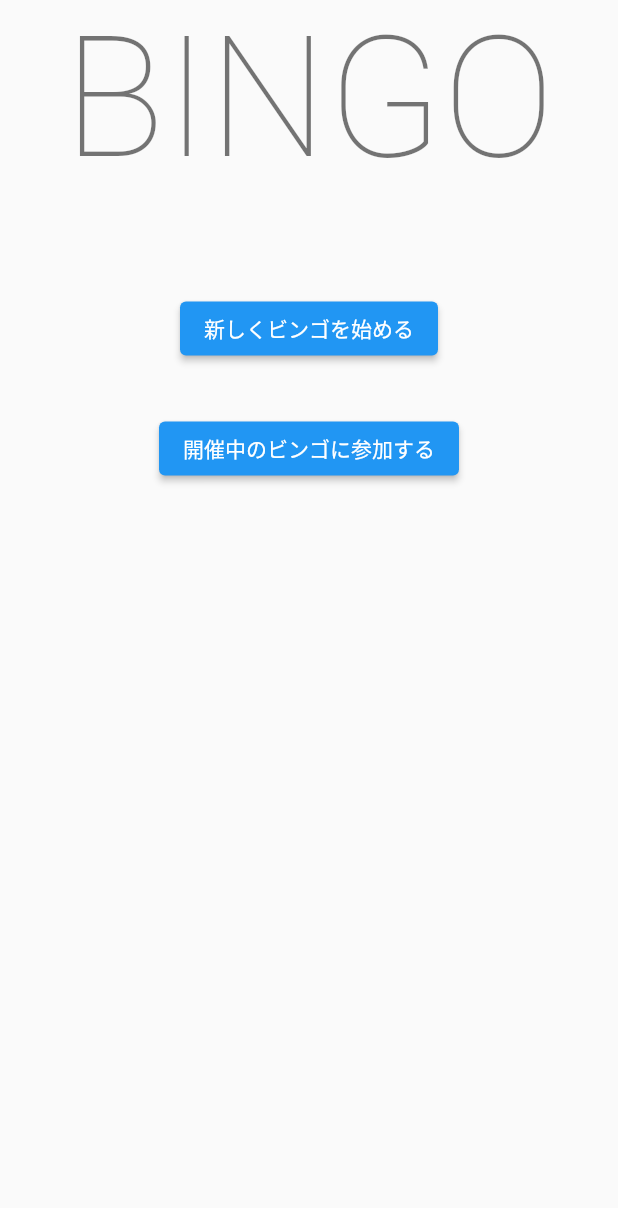
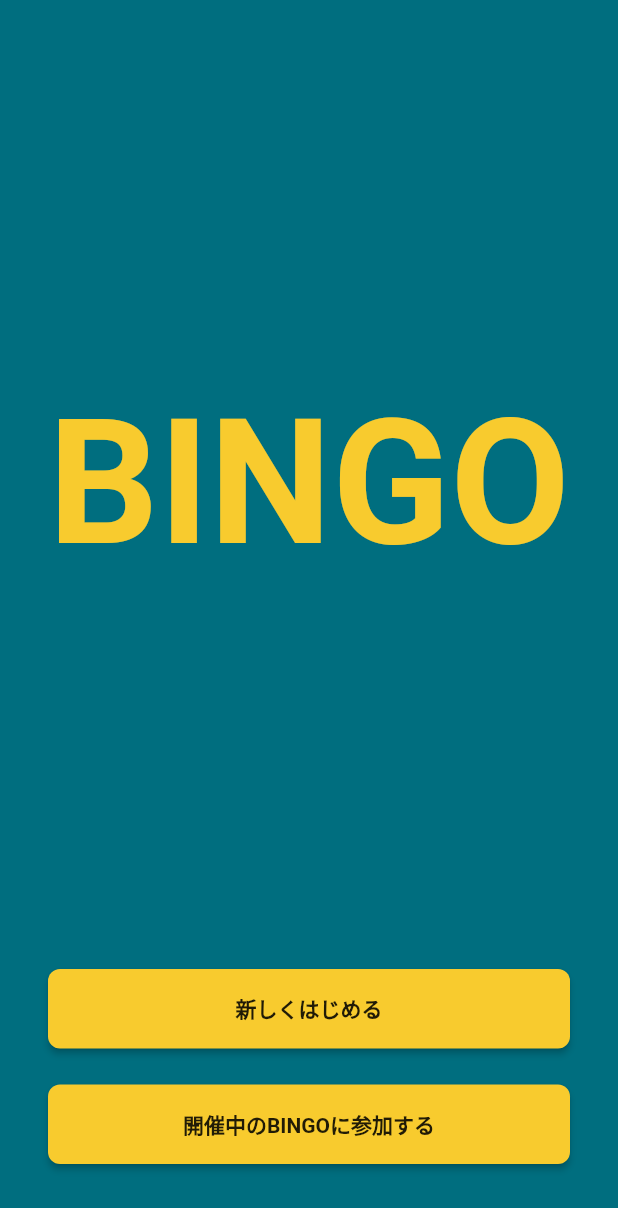
Before and after one commit to kenta-wakasa/flutter_bingo, a Flutter app: the screen it shows after launch, on a phone screen of 412 x 824 dp. Shown: the top 1208 px of the screen. Run offline on Flutter 3.47's test engine with Material 2 defaults, Android fonts, the phone set to English and light mode, and no system bars; our stand-ins replace cloud_firestore, firebase_core, flutter_riverpod, go_router, google_fonts; accounts and stored records are empty.

Commit message:
start画面のデザイン修正

```diff
--- /dev/null
+++ b/lib/constants/constants.dart
@@ -0,0 +1,8 @@
+import 'package:flutter/material.dart';
+
+class Constants {
+  Constants._();
+  static const primaryColor = Color(0xFF006E7F);
+  static const secondlyColor = Color(0xFFF8CB2E);
+  static const accentColor = Color(0xFFEE5007);
+}
--- a/lib/main.dart
+++ b/lib/main.dart
@@ -1,9 +1,11 @@
+import 'package:bingo/constants/constants.dart';
 import 'package:bingo/providers/providers.dart';
 import 'package:firebase_core/firebase_core.dart';
 import 'package:flutter/material.dart';
 import 'package:flutter_riverpod/flutter_riverpod.dart';
 import 'package:flutter_web_plugins/url_strategy.dart';
 import 'package:go_router/go_router.dart';
+import 'package:google_fonts/google_fonts.dart';
 
 import 'firebase_options.dart';
 import 'pages/lottery_page.dart';
@@ -72,6 +74,42 @@ class MyApp extends StatelessWidget {
   @override
   Widget build(BuildContext context) {
     return MaterialApp.router(
+      theme: ThemeData(
+          primaryColor: Constants.primaryColor,
+          colorScheme: ThemeData().colorScheme.copyWith(
+                primary: Constants.secondlyColor,
+                onPrimary: Colors.black87,
+                secondary: Constants.secondlyColor,
+              ),
+          hintColor: Colors.white70,
+          dialogTheme: const DialogTheme(
+            backgroundColor: Constants.primaryColor,
+          ),
+          elevatedButtonTheme: ElevatedButtonThemeData(
+            style: ElevatedButton.styleFrom(
+              textStyle: const TextStyle(
+                fontWeight: FontWeight.bold,
+              ),
+              padding: const EdgeInsets.all(16),
+              shape: RoundedRectangleBorder(
+                borderRadius: BorderRadius.circular(8),
+              ),
+            ),
+          ),
+          textTheme: GoogleFonts.rocknRollOneTextTheme()
+              .copyWith(
+                displayLarge:
+                    GoogleFonts.rocknRollOneTextTheme().displayLarge?.copyWith(
+                          fontSize: 120,
+                          fontWeight: FontWeight.bold,
+                          color: Colors.white,
+                        ),
+              )
+              .apply(
+                displayColor: Constants.secondlyColor,
+                bodyColor: Colors.white,
+              ),
+          scaffoldBackgroundColor: Constants.primaryColor),
       routeInformationProvider: _router.routeInformationProvider,
       routeInformationParser: _router.routeInformationParser,
       routerDelegate: _router.routerDelegate,
--- a/lib/pages/start_page.dart
+++ b/lib/pages/start_page.dart
@@ -12,18 +12,27 @@ class StartPage extends ConsumerWidget {
   @override
   Widget build(BuildContext context, WidgetRef ref) {
     return Scaffold(
-      body: SingleChildScrollView(
-        child: Center(
+      body: Container(
+        padding: const EdgeInsets.symmetric(horizontal: 32),
+        alignment: Alignment.center,
+        child: ConstrainedBox(
+          constraints: const BoxConstraints(
+            maxWidth: 480,
+            minWidth: 320,
+          ),
           child: Column(
             children: [
-              Text(
+              const Spacer(),
+              FittedBox(
+                child: Text(
                   'BINGO',
                   style: Theme.of(context).textTheme.displayLarge,
                 ),
-              const SizedBox(
-                height: 64,
               ),
-              ElevatedButton(
+              const Spacer(),
+              SizedBox(
+                width: double.infinity,
+                child: ElevatedButton(
                   onPressed: () async {
                     final roomId = await InputDialog.show(
                       context,
@@ -33,8 +42,8 @@ class StartPage extends ConsumerWidget {
                       return;
                     }
 
-                  final randomNumbers = List.generate(75, (index) => index + 1)
-                    ..shuffle();
+                    final randomNumbers =
+                        List.generate(75, (index) => index + 1)..shuffle();
 
                     /// ルームを作成する
                     // TODO(kenta-wakasa): IDが被っていた場合の処理
@@ -65,12 +74,15 @@ class StartPage extends ConsumerWidget {
 
                     /// 新規ルームを作る
                   },
-                child: const Text('新しくビンゴを始める'),
+                  child: const Text('新しくはじめる'),
+                ),
               ),
               const SizedBox(
-                height: 32,
+                height: 24,
               ),
-              ElevatedButton(
+              SizedBox(
+                width: double.infinity,
+                child: ElevatedButton(
                   onPressed: () async {
                     final roomId = await InputDialog.show(
                       context,
@@ -105,7 +117,11 @@ class StartPage extends ConsumerWidget {
 
                     context.go('/room/$roomId/user/$userId');
                   },
-                child: const Text('開催中のビンゴに参加する'),
+                  child: const Text('開催中のBINGOに参加する'),
+                ),
+              ),
+              const SizedBox(
+                height: 48,
               ),
             ],
           ),
--- a/pubspec.yaml
+++ b/pubspec.yaml
@@ -19,6 +19,7 @@ dependencies:
   cloud_firestore: ^4.2.0
   collection: ^1.16.0
   flutter_riverpod: ^2.1.1
+  google_fonts: ^3.0.1
 
 dev_dependencies:
   flutter_test:
```
Also changed, not shown: pubspec.lock. Lines whose indentation alone changed are shown as unchanged.
